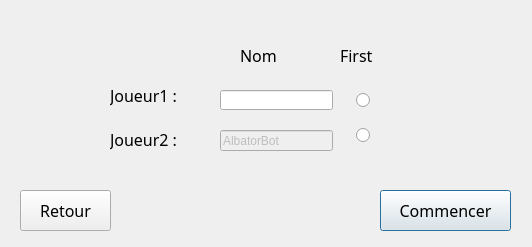
Above: warCPP/selectplayerwindows.ui from jcambray/ProjetWarCPP before the change. Below: the same form after it.
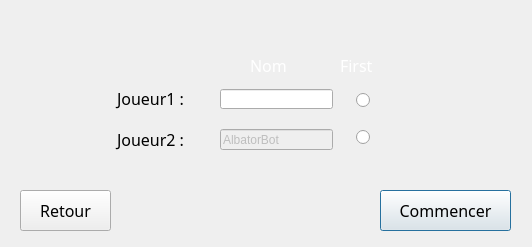
That is the form after the change. Icons and pictures are not drawn.

The edit to the form file:
```diff
--- a/warCPP/selectplayerwindows.ui
+++ b/warCPP/selectplayerwindows.ui
@@ -16,9 +16,9 @@
   <widget class="QLabel" name="labeljoueur1">
    <property name="geometry">
     <rect>
-     <x>110</x>
-     <y>80</y>
-     <width>91</width>
+     <x>100</x>
+     <y>83</y>
+     <width>101</width>
      <height>31</height>
     </rect>
    </property>
@@ -28,16 +28,22 @@
      <pointsize>12</pointsize>
     </font>
    </property>
+   <property name="styleSheet">
+    <string notr="true">background-image: url(:/fond/images/panneau2.png);</string>
+   </property>
    <property name="text">
     <string>Joueur1 :</string>
    </property>
+   <property name="alignment">
+    <set>Qt::AlignCenter</set>
+   </property>
   </widget>
   <widget class="QLabel" name="labeljoueur2">
    <property name="geometry">
     <rect>
-     <x>110</x>
+     <x>100</x>
      <y>124</y>
-     <width>91</width>
+     <width>101</width>
      <height>30</height>
     </rect>
    </property>
@@ -47,9 +53,16 @@
      <pointsize>12</pointsize>
     </font>
    </property>
+   <property name="styleSheet">
+    <string notr="true">background-image: url(:/fond/images/panneau2.png);
+border-top-color: rgb(0, 0, 0);</string>
+   </property>
    <property name="text">
     <string>Joueur2 :</string>
    </property>
+   <property name="alignment">
+    <set>Qt::AlignCenter</set>
+   </property>
   </widget>
   <widget class="QPushButton" name="pushButtonCommencer">
    <property name="geometry">
@@ -106,7 +119,7 @@
    <property name="geometry">
     <rect>
      <x>356</x>
-     <y>120</y>
+     <y>122</y>
      <width>31</width>
      <height>31</height>
     </rect>
@@ -118,8 +131,8 @@
   <widget class="QLabel" name="labelNom">
    <property name="geometry">
     <rect>
-     <x>240</x>
-     <y>40</y>
+     <x>250</x>
+     <y>50</y>
      <width>61</width>
      <height>31</height>
     </rect>
@@ -130,6 +143,9 @@
      <pointsize>12</pointsize>
     </font>
    </property>
+   <property name="styleSheet">
+    <string notr="true">color: rgb(255, 255, 255);</string>
+   </property>
    <property name="text">
     <string>Nom</string>
    </property>
@@ -138,7 +154,7 @@
    <property name="geometry">
     <rect>
      <x>340</x>
-     <y>40</y>
+     <y>50</y>
      <width>51</width>
      <height>31</height>
     </rect>
@@ -149,6 +165,9 @@
      <pointsize>12</pointsize>
     </font>
    </property>
+   <property name="styleSheet">
+    <string notr="true">color: rgb(255, 255, 255);</string>
+   </property>
    <property name="text">
     <string>First</string>
    </property>
@@ -157,7 +176,7 @@
    <property name="geometry">
     <rect>
      <x>220</x>
-     <y>90</y>
+     <y>89</y>
      <width>113</width>
      <height>20</height>
     </rect>
@@ -173,7 +192,7 @@
    <property name="geometry">
     <rect>
      <x>220</x>
-     <y>130</y>
+     <y>129</y>
      <width>113</width>
      <height>21</height>
     </rect>
@@ -185,6 +204,33 @@
     <number>15</number>
    </property>
   </widget>
+  <widget class="QLabel" name="label">
+   <property name="geometry">
+    <rect>
+     <x>0</x>
+     <y>0</y>
+     <width>541</width>
+     <height>251</height>
+    </rect>
+   </property>
+   <property name="styleSheet">
+    <string notr="true">background-image: url(:/fond/images/selectNation (532x333).jpg);</string>
+   </property>
+   <property name="text">
+    <string/>
+   </property>
+  </widget>
+  <zorder>label</zorder>
+  <zorder>labeljoueur1</zorder>
+  <zorder>labeljoueur2</zorder>
+  <zorder>pushButtonCommencer</zorder>
+  <zorder>pushButtonRetour</zorder>
+  <zorder>radioButtonJ1</zorder>
+  <zorder>radioButtonJ2</zorder>
+  <zorder>labelNom</zorder>
+  <zorder>labelFirst</zorder>
+  <zorder>lineEdit</zorder>
+  <zorder>lineEdit_2</zorder>
  </widget>
  <resources/>
  <connections>
```
Left out of the diff: 6 changed lines with no effect on the pictures.
